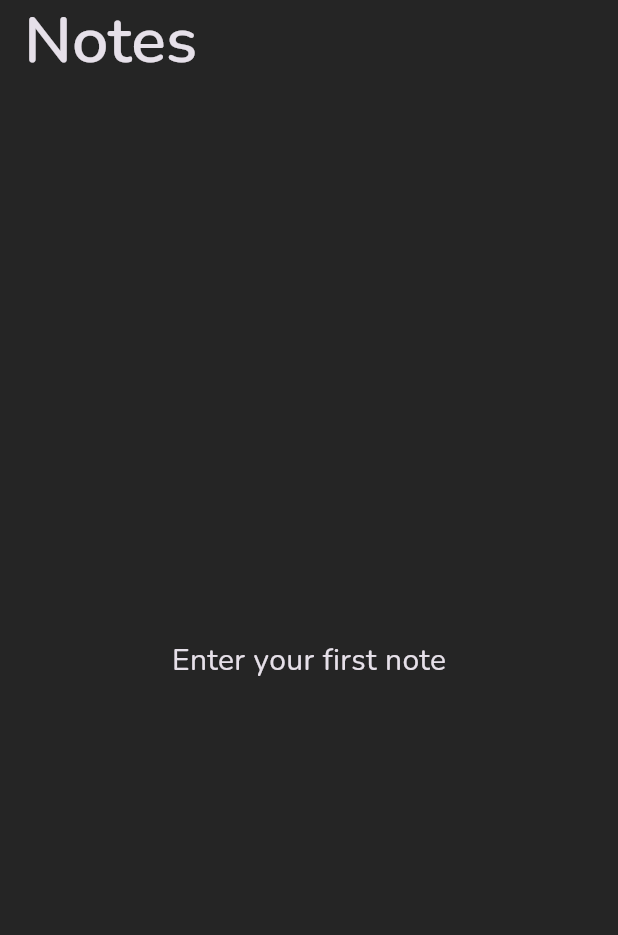
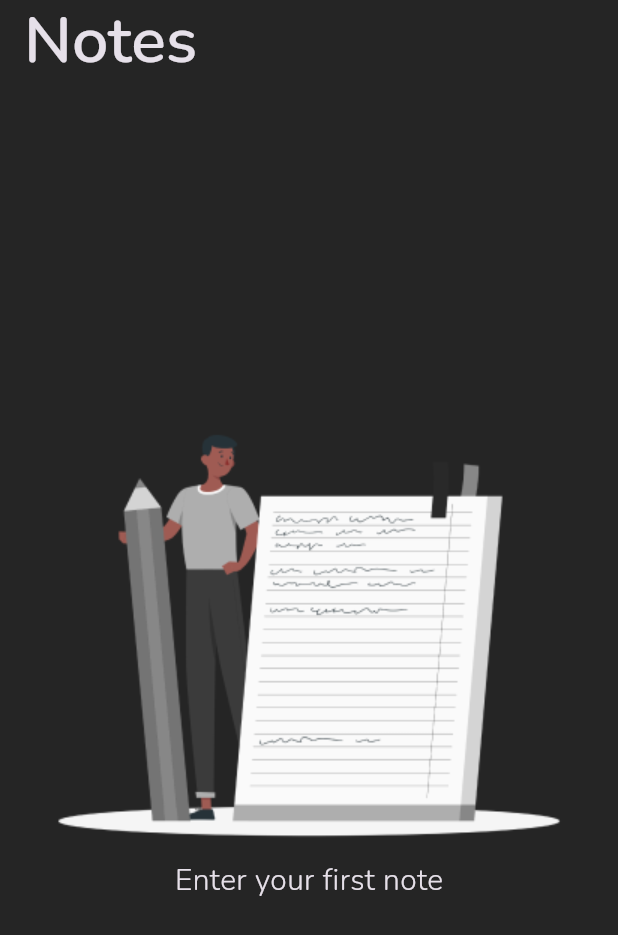
Before and after one commit to GDSC-USTOMB/innovate-mobile-challenge, a Flutter app: the screen it shows after launch, on a phone screen of 412 x 824 dp. Shown: the top 935 px of the screen. Run offline on Flutter 3.47's test engine with Material 3 defaults, Android fonts, the phone set to English and light mode, and no system bars; our stand-ins replace google_fonts.

```diff
--- a/lib/main.dart
+++ b/lib/main.dart
@@ -44,10 +44,13 @@ class MyHomePage extends StatelessWidget {
         child: Column(
           mainAxisAlignment: MainAxisAlignment.center,
           children: <Widget>[
+            Image.asset("assets/rafiki.png"),
+            const SizedBox(height: 6),
             Text(
               'Enter your first note',
               style: GoogleFonts.nunito(
                 fontSize: 20,
+                fontWeight: FontWeight.w300,
               ),
             ),
           ],
--- a/pubspec.yaml
+++ b/pubspec.yaml
@@ -61,8 +61,8 @@ flutter:
   uses-material-design: true
 
   # To add assets to your application, add an assets section, like this:
-  # assets:
-  #   - images/a_dot_burr.jpeg
+  assets:
+    - assets/rafiki.png
   #   - images/a_dot_ham.jpeg
 
   # An image asset can refer to one or more resolution-specific "variants", see
```
Also changed, not shown: assets/rafiki.png (added).
